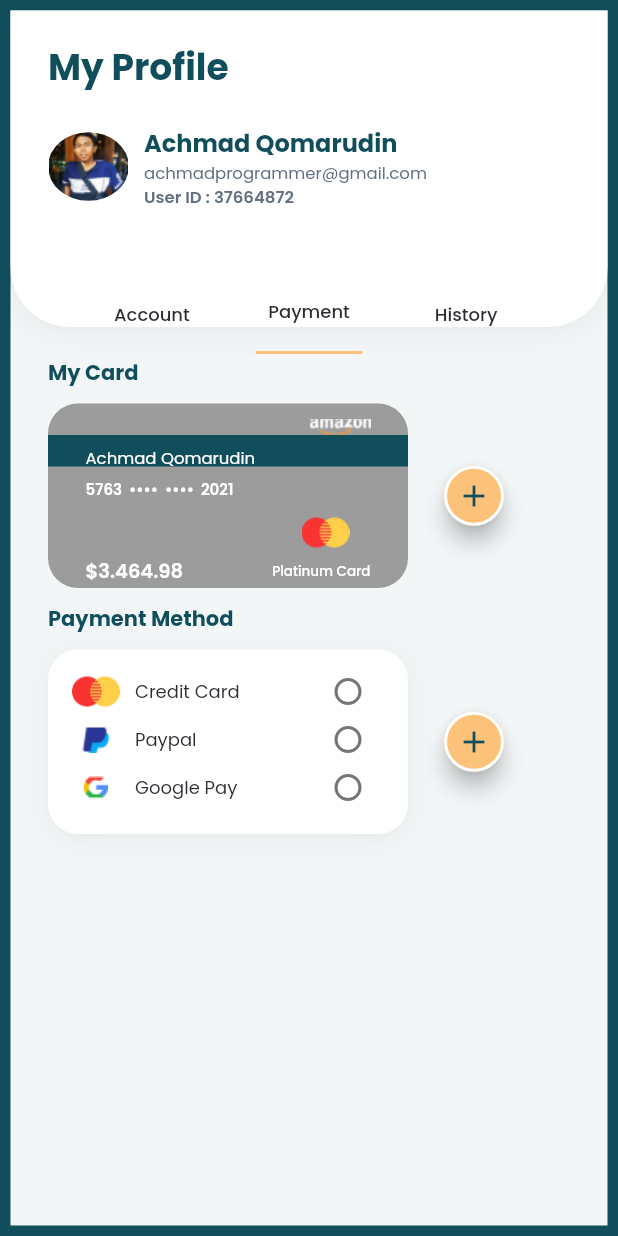
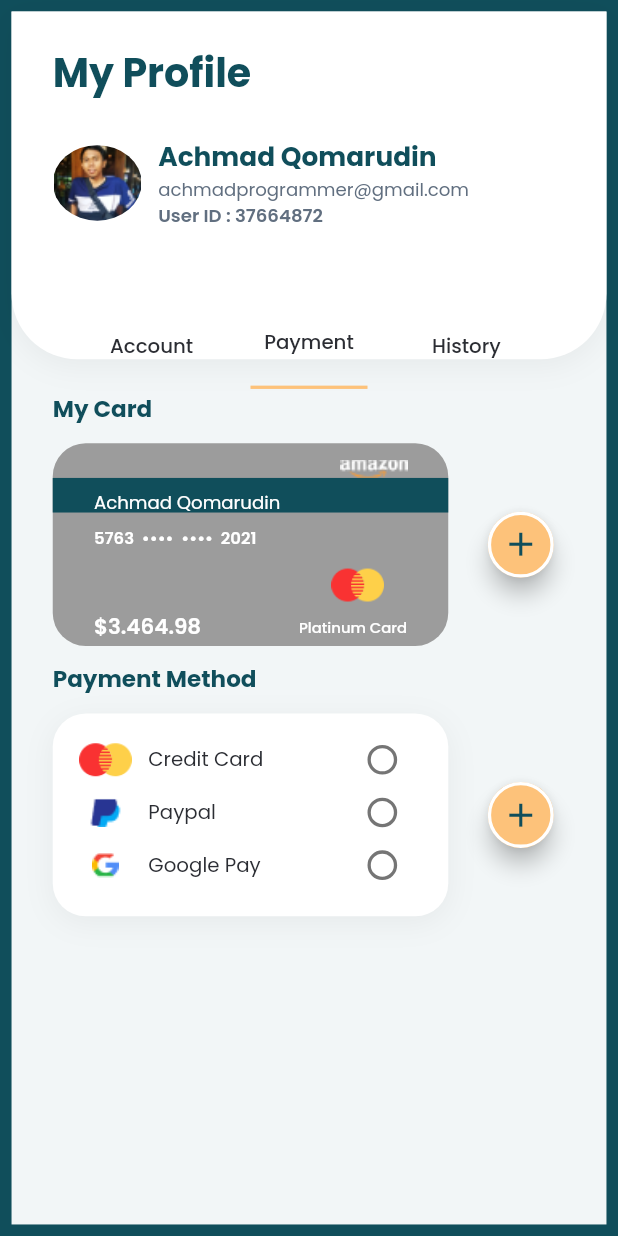
Before and after one commit to kauansous/Food-Delivery-Front-end, a Flutter app: the MyProfileApp widget shown alone on an empty page, opened directly, on a phone screen of 412 x 824 dp. Run offline on Flutter 3.47's test engine with Material 2 defaults, Android fonts, the phone set to English and light mode, and no system bars; our stand-ins replace dotted_line, google_fonts, page_transition, responsive_framework.

Commit message:
Novos Arquivos!

```diff
--- a/lib/Components/payment_method.dart
+++ b/lib/Components/payment_method.dart
@@ -4,11 +4,7 @@
 import 'package:google_fonts/google_fonts.dart';
 
 class PaymentMethodApp extends StatefulWidget {
-  String? ImagemMetodoPagamento;
-  String? NomeMetodoPagamento;
-  int? number;
-
-  PaymentMethodApp(this.ImagemMetodoPagamento, this.NomeMetodoPagamento,this.number,{Key? key}) : super(key: key);
+  const PaymentMethodApp({Key? key}): super(key: key);
 
   @override
   State<PaymentMethodApp> createState() => _PaymentMethodAppState();
@@ -19,41 +15,54 @@
 
   @override
   Widget build(BuildContext context) {
-    return SizedBox(
-      height: 32,
-      child: ListTile(
-        title: Row(
-          children: [
-            Image.asset(
-              widget.ImagemMetodoPagamento!,
-              width: 32,
-              height: 32,
+    return Column(
+      children: [
+        SizedBox(
+          height: 32,
+          child: ListTile(
+            title: Row(
+              children: [
+                Image.asset("assets/image/MasterCard.png",width: 32,height: 32,),
+                const SizedBox(width:10,),
+                Text(  "Credit Card",  style: GoogleFonts.poppins(      fontSize: 12, color: const Color(0xFF2B2D33)),),
+                const SizedBox(width: 10,),
+                Expanded(child: Container()),
+                Radio(value: 1,groupValue: valor,onChanged:(int? value){setState(() {valor = value!;});},activeColor: const Color(0xFFFDC27A),),
+              ],
             ),
-            const SizedBox(
-              width: 10,
+          ),
+        ),
+        SizedBox(
+          height: 32,
+          child: ListTile(
+            title: Row(
+              children: [
+                Image.asset("assets/image/Paypal.png",width: 32,height: 32,),
+                const SizedBox(width:10,),
+                Text("Paypal",  style: GoogleFonts.poppins(fontSize: 12, color: const Color(0xFF2B2D33)),),
+                const SizedBox(width: 10,),
+                Expanded(child: Container()),
+                Radio(value: 2,groupValue: valor,onChanged:(int? value){setState(() {valor = value!;});},activeColor: const Color(0xFFFDC27A),),
+              ],
             ),
-            Text(
-              widget.NomeMetodoPagamento!,
-              style: GoogleFonts.poppins(
-                  fontSize: 12, color: const Color(0xFF2B2D33)),
+          ),
+        ),
+        SizedBox(
+          height: 32,
+          child: ListTile(
+            title: Row(
+              children: [
+                Image.asset("assets/image/GooglePay.png",width: 32,height: 32,),
+                const SizedBox(width:10,),
+                Text("Google Pay",  style: GoogleFonts.poppins(fontSize: 12, color: const Color(0xFF2B2D33)),),
+                const SizedBox(width: 10,),
+                Expanded(child: Container()),
+                Radio(value: 3,groupValue: valor,onChanged:(int? value){setState(() {valor = value!;});},activeColor: const Color(0xFFFDC27A),),
+              ],
             ),
-            const SizedBox(
-              width: 10,
-            ),
-            Expanded(child: Container()),
-            Radio(
-              value: widget.number!,
-              groupValue: valor,
-              onChanged: (int ? value){
-                setState(() {
-                  valor = value!;
-                });
-              },
-              activeColor: const Color(0xFFFDC27A),
-            ),
-          ],
+          ),
         ),
-      ),
+      ],
     );
   }
 }
--- a/lib/Screens/myprofile.dart
+++ b/lib/Screens/myprofile.dart
@@ -308,13 +308,7 @@
                           ),
                         ]
                       ),
-                      child: Column(
-                        children: [
-                          PaymentMethodApp("assets/image/MasterCard.png","Credit Card",1),
-                          PaymentMethodApp("assets/image/Paypal.png","Paypal",2),
-                          PaymentMethodApp("assets/image/GooglePay.png","Google Pay",3),
-                        ],
-                      ),
+                      child: const PaymentMethodApp(),
                     ),
                   ),
                   const SizedBox(
--- a/pubspec.yaml
+++ b/pubspec.yaml
@@ -31,8 +31,8 @@
     sdk: flutter
   google_fonts: ^3.0.1
   dotted_line: ^3.1.0
-
-
+  page_transition: ^2.0.9
+  responsive_framework: ^0.2.0
   # The following adds the Cupertino Icons font to your application.
   # Use with the CupertinoIcons class for iOS style icons.
   cupertino_icons: ^1.0.2
```
Also changed, not shown: lib/Screens/login.dart (+24 -3 lines), lib/Screens/menu_home.dart (+6 -4 lines), lib/Screens/signup.dart (+9 -1 lines), lib/Theme/theme.dart (+10 -4 lines), pubspec.lock, 5 other files.
